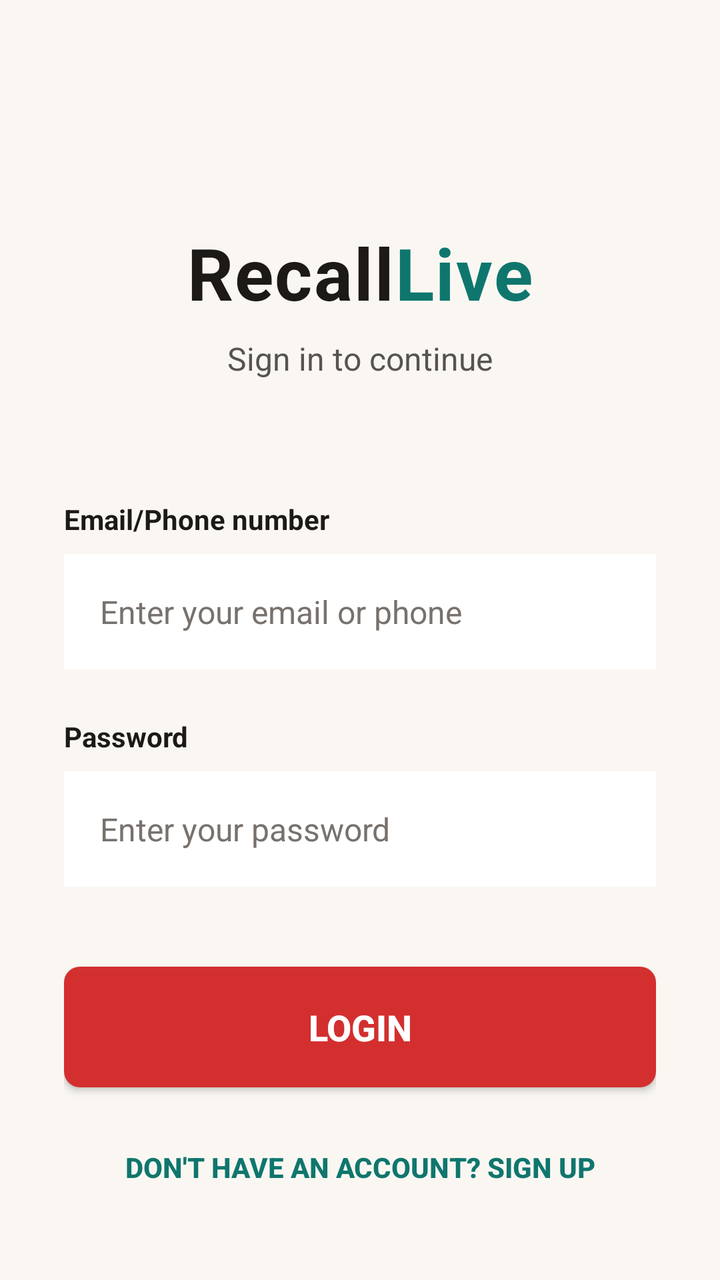
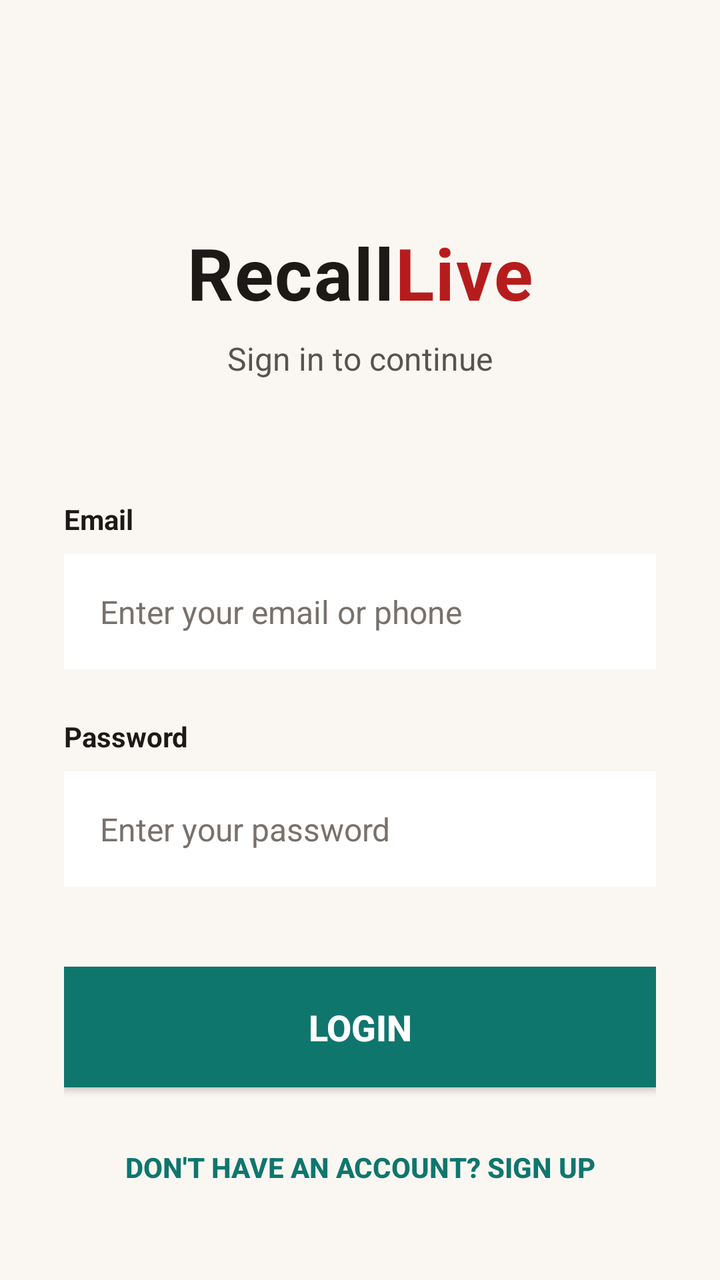

Compare the two renders of this Android layout. The source of the first and the diff that turns it into the second are given below.
<!-- AndroidManifest.xml: application theme Theme.RecallLive -->
<!-- res/layout/activity_login.xml -->
<?xml version="1.0" encoding="utf-8"?>
<androidx.constraintlayout.widget.ConstraintLayout xmlns:android="http://schemas.android.com/apk/res/android"
    xmlns:app="http://schemas.android.com/apk/res-auto"
    xmlns:tools="http://schemas.android.com/tools"
    android:layout_width="match_parent"
    android:layout_height="match_parent"
    android:padding="32dp"
    android:background="#FAF7F2"
    tools:context=".LoginActivity">

    
    
    
    
    
    
    
    
    
    
    
    app:layout_constraintBottom_toBottomOf="@id/ll_app_title"

    
    <LinearLayout
        android:id="@+id/ll_app_title"
        android:layout_width="wrap_content"
        android:layout_height="wrap_content"
        android:layout_marginTop="80dp"
        android:orientation="horizontal"
        app:layout_constraintEnd_toEndOf="parent"
        app:layout_constraintStart_toStartOf="parent"
        app:layout_constraintTop_toTopOf="parent">

        <TextView
            android:layout_width="wrap_content"
            android:layout_height="wrap_content"
            android:text="Recall"
            android:textColor="#1C1917"
            android:textSize="36sp"
            android:textStyle="bold"
            android:letterSpacing="0.02" />

        <TextView
            android:layout_width="wrap_content"
            android:layout_height="wrap_content"
            android:text="Live"
            android:textColor="#0F766E"
            android:textSize="36sp"
            android:textStyle="bold"
            android:letterSpacing="0.02" />
    </LinearLayout>

    
    <TextView
        android:id="@+id/tv_login_subtitle"
        android:layout_width="wrap_content"
        android:layout_height="wrap_content"
        android:layout_marginTop="8dp"
        android:text="Sign in to continue"
        android:textColor="#57534E"
        android:textSize="16sp"
        app:layout_constraintEnd_toEndOf="parent"
        app:layout_constraintStart_toStartOf="parent"
        app:layout_constraintTop_toBottomOf="@id/ll_app_title" />

    
    <TextView
        android:id="@+id/tv_email_label"
        android:layout_width="0dp"
        android:layout_height="wrap_content"
        android:layout_marginTop="60dp"
        android:text="Email/Phone number"
        android:textColor="#1C1917"
        android:textSize="14sp"
        android:textStyle="bold"
        app:layout_constraintEnd_toEndOf="parent"
        app:layout_constraintStart_toStartOf="parent"
        app:layout_constraintTop_toBottomOf="@id/tv_login_subtitle" />

    
    <EditText
        android:id="@+id/et_email_phone"
        android:layout_width="0dp"
        android:layout_height="wrap_content"
        android:layout_marginTop="8dp"
        android:background="#FFFFFF"
        android:hint="Enter your email or phone"
        android:textColorHint="#78716C"
        android:textColor="#1C1917"
        android:inputType="textEmailAddress"
        android:padding="18dp"
        android:textSize="16sp"
        app:layout_constraintEnd_toEndOf="parent"
        app:layout_constraintStart_toStartOf="parent"
        app:layout_constraintTop_toBottomOf="@id/tv_email_label" />

    
    <TextView
        android:id="@+id/tv_password_label"
        android:layout_width="0dp"
        android:layout_height="wrap_content"
        android:layout_marginTop="24dp"
        android:text="Password"
        android:textColor="#1C1917"
        android:textSize="14sp"
        android:textStyle="bold"
        app:layout_constraintEnd_toEndOf="parent"
        app:layout_constraintStart_toStartOf="parent"
        app:layout_constraintTop_toBottomOf="@id/et_email_phone" />

    
    <EditText
        android:id="@+id/et_password"
        android:layout_width="0dp"
        android:layout_height="wrap_content"
        android:layout_marginTop="8dp"
        android:background="#FFFFFF"
        android:hint="Enter your password"
        android:textColorHint="#78716C"
        android:textColor="#1C1917"
        android:inputType="textPassword"
        android:padding="18dp"
        android:textSize="16sp"
        app:layout_constraintEnd_toEndOf="parent"
        app:layout_constraintStart_toStartOf="parent"
        app:layout_constraintTop_toBottomOf="@id/tv_password_label" />

    
    <androidx.appcompat.widget.AppCompatButton
        android:id="@+id/btn_login"
        android:layout_width="0dp"
        android:layout_height="wrap_content"
        android:layout_marginTop="40dp"
        android:background="@drawable/button_background"
        android:padding="18dp"
        android:text="Login"
        android:textColor="#FFFFFF"
        android:textSize="18sp"
        android:textStyle="bold"
        android:elevation="4dp"
        app:layout_constraintEnd_toEndOf="parent"
        app:layout_constraintStart_toStartOf="parent"
        app:layout_constraintTop_toBottomOf="@id/et_password" />

    
    <androidx.appcompat.widget.AppCompatButton
        android:id="@+id/btn_loginToSignUp"
        android:layout_width="wrap_content"
        android:layout_height="wrap_content"
        android:layout_marginTop="16dp"
        android:background="@android:color/transparent"
        android:text="Don't have an account? Sign up"
        android:textColor="#0F766E"
        android:textSize="14sp"
        android:textStyle="bold"
        app:layout_constraintEnd_toEndOf="parent"
        app:layout_constraintStart_toStartOf="parent"
        app:layout_constraintTop_toBottomOf="@id/btn_login" />

</androidx.constraintlayout.widget.ConstraintLayout>
<!-- resources referenced by this layout -->
<resources>
  <!-- drawable button_background (drawable) -->
  <?xml version="1.0" encoding="utf-8"?>
  <selector xmlns:android="http://schemas.android.com/apk/res/android">
  
      
      <item android:state_pressed="true">
          <shape android:shape="rectangle">
              <solid android:color="#B71C1C" />
              <corners android:radius="8dp" />
          </shape>
      </item>
  
      
      <item android:state_focused="true">
          <shape android:shape="rectangle">
              <solid android:color="#C62828" />
              <corners android:radius="8dp" />
          </shape>
      </item>
  
      
      <item>
          <shape android:shape="rectangle">
              <solid android:color="#D32F2F" />
              <corners android:radius="8dp" />
          </shape>
      </item>
  
  </selector>
  <style name="Theme.RecallLive" parent="Base.Theme.RecallLive" />
  <style name="Base.Theme.RecallLive" parent="Theme.Material3.DayNight.NoActionBar">
          
          
      </style>
</resources>

<!-- the commit's change to res/layout/activity_login.xml (unified diff, before → after) -->
@@ -45,7 +45,7 @@
             android:layout_width="wrap_content"
             android:layout_height="wrap_content"
             android:text="Live"
-            android:textColor="#0F766E"
+            android:textColor="#B71C1C"
             android:textSize="36sp"
             android:textStyle="bold"
             android:letterSpacing="0.02" />
@@ -70,7 +70,7 @@
         android:layout_width="0dp"
         android:layout_height="wrap_content"
         android:layout_marginTop="60dp"
-        android:text="Email/Phone number"
+        android:text="Email"
         android:textColor="#1C1917"
         android:textSize="14sp"
         android:textStyle="bold"
@@ -132,7 +132,7 @@
         android:layout_width="0dp"
         android:layout_height="wrap_content"
         android:layout_marginTop="40dp"
-        android:background="@drawable/button_background"
+        android:background="#0F766E"
         android:padding="18dp"
         android:text="Login"
         android:textColor="#FFFFFF"
<!-- resource entries referenced after the edit -->
@@ -1,34 +1,5 @@
 <!-- resources referenced by this layout -->
 <resources>
-  <!-- drawable button_background (drawable) -->
-  <?xml version="1.0" encoding="utf-8"?>
-  <selector xmlns:android="http://schemas.android.com/apk/res/android">
-  
-      
-      <item android:state_pressed="true">
-          <shape android:shape="rectangle">
-              <solid android:color="#B71C1C" />
-              <corners android:radius="8dp" />
-          </shape>
-      </item>
-  
-      
-      <item android:state_focused="true">
-          <shape android:shape="rectangle">
-              <solid android:color="#C62828" />
-              <corners android:radius="8dp" />
-          </shape>
-      </item>
-  
-      
-      <item>
-          <shape android:shape="rectangle">
-              <solid android:color="#D32F2F" />
-              <corners android:radius="8dp" />
-          </shape>
-      </item>
-  
-  </selector>
   <style name="Theme.RecallLive" parent="Base.Theme.RecallLive" />
   <style name="Base.Theme.RecallLive" parent="Theme.Material3.DayNight.NoActionBar">
           
